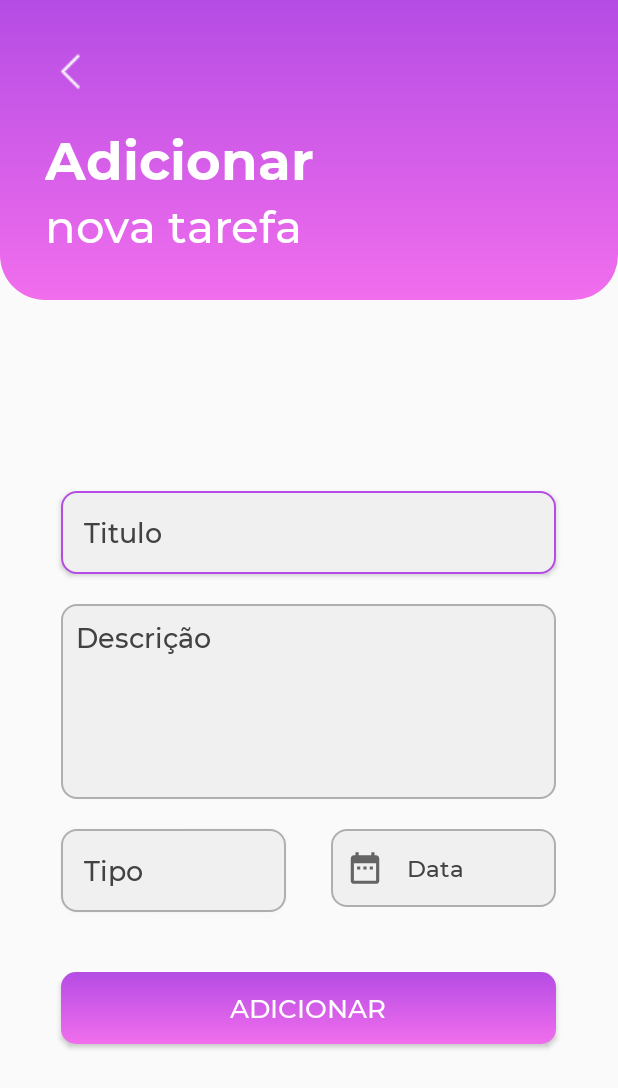
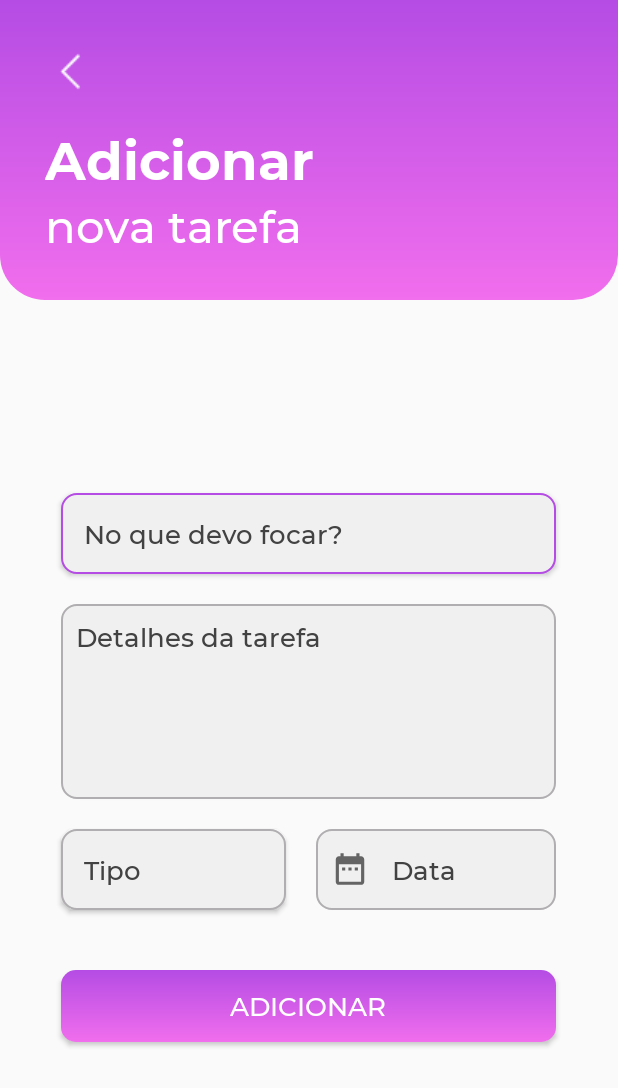
Before and after one commit to guilhermerauj0/Mete-Foco, an Android app: the AddNewTaskActivity screen opened directly, with no data from a screen before it, on a phone screen of 412 x 824 dp. Shown: the top 1088 px of the screen. Run offline under Robolectric (Android 15) with nearby library versions, the phone set to English and light mode, and no system bars.

Commit message:
Design corrections

```diff
--- a/app/src/main/java/com/coldrosemob/myapplication/views/MainActivity.java
+++ b/app/src/main/java/com/coldrosemob/myapplication/views/MainActivity.java
@@ -36,8 +36,8 @@ public class MainActivity extends AppCompatActivity {
 
         mViewHolder.listaTask = new ArrayList<>();
 
-        //TODO Aparecer imagem e texto informando que não há tarefas
-
+        // TODO Aparecer imagem e texto informando que não há tarefas
+        // TODO Criar database e atrelar as tarefas a ele
         // adapter
         mViewHolder.taskAdapter = new TaskAdapter(mViewHolder.listaTask);
         mViewHolder.rvTask.setAdapter(mViewHolder.taskAdapter);
--- a/app/src/main/res/layout/activity_add_new_task.xml
+++ b/app/src/main/res/layout/activity_add_new_task.xml
@@ -76,12 +76,13 @@
             android:layout_width="330dp"
             android:layout_height="wrap_content"
             android:elevation="2dp"
+            android:textSize="17dp"
             android:layout_marginBottom="20dp"
             android:focusableInTouchMode="true"
             android:focusable="true"
             android:background="@drawable/edittext_custom"
             android:fontFamily="@font/montserratmedium"
-            android:hint="Titulo"
+            android:hint="@string/no_que_devo_focar"
             android:padding="15dp"
             android:textColorHint="@color/cardview_dark_background" />
 
@@ -92,10 +93,11 @@
             android:layout_height="130dp"
             android:layout_below="@+id/editAddTask_Title"
             android:elevation="2dp"
+            android:textSize="17dp"
             android:background="@drawable/edittext_custom"
             android:fontFamily="@font/montserratmedium"
             android:gravity="start"
-            android:hint="Descrição"
+            android:hint="@string/detalhes_da_tarefa"
             android:padding="10dp"
             android:textColorHint="@color/cardview_dark_background" />
 
@@ -108,6 +110,7 @@
             android:elevation="2dp"
             android:layout_marginTop="20dp"
             android:layout_marginBottom="20dp"
+            android:textSize="17dp"
             android:background="@drawable/edittext_custom"
             android:fontFamily="@font/montserratmedium"
             android:hint="Tipo"
@@ -116,12 +119,12 @@
 
         <LinearLayout
             android:id="@+id/layoutAddTask_date"
-            android:layout_width="150dp"
+            android:layout_width="160dp"
             android:layout_height="wrap_content"
             android:layout_toRightOf="@+id/editAddTask_Tipo"
             android:layout_below="@+id/editAddTask_Descricao"
             android:orientation="horizontal"
-            android:layout_marginLeft="30dp"
+            android:layout_marginLeft="20dp"
             android:background="@drawable/edittext_custom"
             android:layout_marginTop="20dp"
             android:clickable="true"
@@ -139,7 +142,7 @@
                 android:layout_width="match_parent"
                 android:layout_height="wrap_content"
                 android:elevation="2dp"
-                android:textSize="15dp"
+                android:textSize="17dp"
                 android:fontFamily="@font/montserratmedium"
                 android:hint="Data"
                 android:textColorHint="@color/cardview_dark_background"
--- a/app/src/main/res/layout/activity_main.xml
+++ b/app/src/main/res/layout/activity_main.xml
@@ -27,6 +27,7 @@
             android:layout_marginTop="30dp"
             android:orientation="horizontal">
 
+            <!-- icone do app -->
             <ImageView
                 android:id="@+id/btnMenu"
                 android:layout_width="35dp"
--- a/app/src/main/res/values/strings.xml
+++ b/app/src/main/res/values/strings.xml
@@ -12,4 +12,6 @@
     <string name="txt_login">Login</string>
     <string name="txt_insira_seu_nome">Insira seu nome</string>
     <string name="nome_da_tarefa">Nome da Tarefa</string>
+    <string name="no_que_devo_focar">No que devo focar?</string>
+    <string name="detalhes_da_tarefa">Detalhes da tarefa</string>
 </resources>
```
Also changed, not shown: app/src/main/res/layout/row_task_list.xml (+10 -11 lines).
